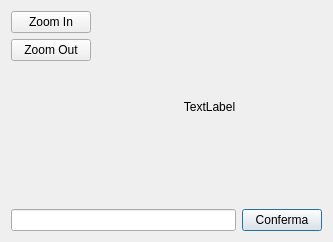
First picture: the form in captchadialog.ui, repository freesmee/freesmee-desktop, before the edit.
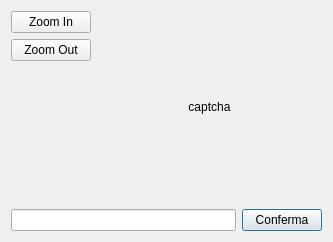
Second picture: the form after the edit. Icons and pictures are not drawn.

The edit to the form file:
```diff
--- a/captchadialog.ui
+++ b/captchadialog.ui
@@ -74,7 +74,7 @@
           </sizepolicy>
          </property>
          <property name="text">
-          <string>TextLabel</string>
+          <string>captcha</string>
          </property>
          <property name="alignment">
           <set>Qt::AlignCenter</set>
```
Left out of the diff: 2 changed lines with no effect on the pictures.
